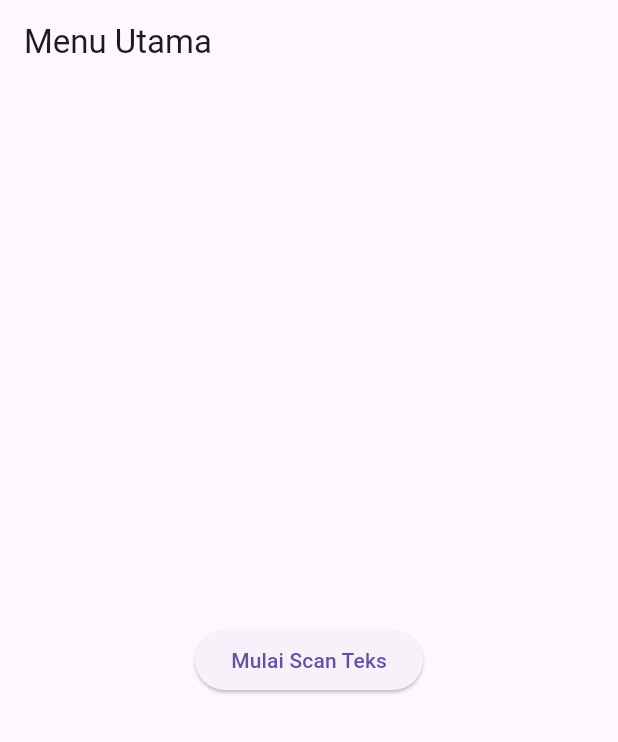
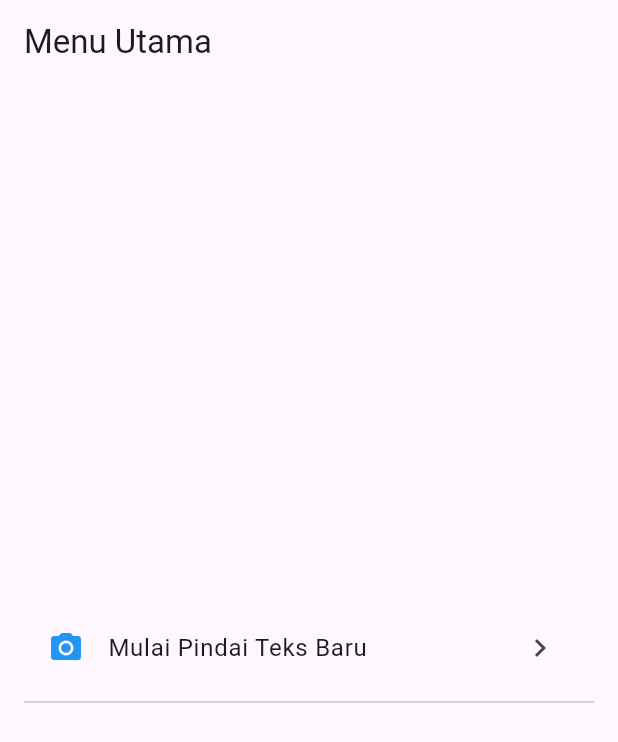
Before and after one commit to SyaqiraNazaret/orc_sederhana, a Flutter app: the screen it shows after launch, on a phone screen of 412 x 824 dp. Shown: the top 742 px of the screen. Run offline on Flutter 3.47's test engine with Material 3 defaults, Android fonts, the phone set to English and light mode, and no system bars; our stand-ins replace camera; missing offline and left inert: google_mlkit_text_recognition.

Commit message:
UTS: Selesai Soal 1- ListTile dan Navigasi Balik

```diff
--- a/lib/screens/home_screen.dart
+++ b/lib/screens/home_screen.dart
@@ -1,3 +1,5 @@
+// File: lib/screens/home_screen.dart
+
 import 'package:flutter/material.dart';
 import 'scan_screen.dart';
 
@@ -9,14 +11,26 @@ class HomeScreen extends StatelessWidget {
     return Scaffold(
       appBar: AppBar(title: const Text('Menu Utama')),
       body: Center(
-        child: ElevatedButton(
-          onPressed: () {
-            Navigator.push(
-              context,
-              MaterialPageRoute(builder: (_) => const ScanScreen()),
-            );
-          },
-          child: const Text('Mulai Scan Teks'),
+        child: Padding(
+          padding: const EdgeInsets.all(16.0),
+          child: Column(
+            mainAxisSize: MainAxisSize.min,
+            children: [
+              // SOAL 1.1: Pengubahan ElevatedButton menjadi ListTile
+              ListTile(
+                leading: const Icon(Icons.camera_alt, color: Colors.blue),
+                title: const Text('Mulai Pindai Teks Baru'),
+                trailing: const Icon(Icons.chevron_right),
+                onTap: () {
+                  Navigator.push(
+                    context,
+                    MaterialPageRoute(builder: (_) => const ScanScreen()),
+                  );
+                },
+              ),
+              const Divider(),
+            ],
+          ),
         ),
       ),
     );
```
Also changed, not shown: lib/screens/result_screen.dart (+20 -1 lines).
